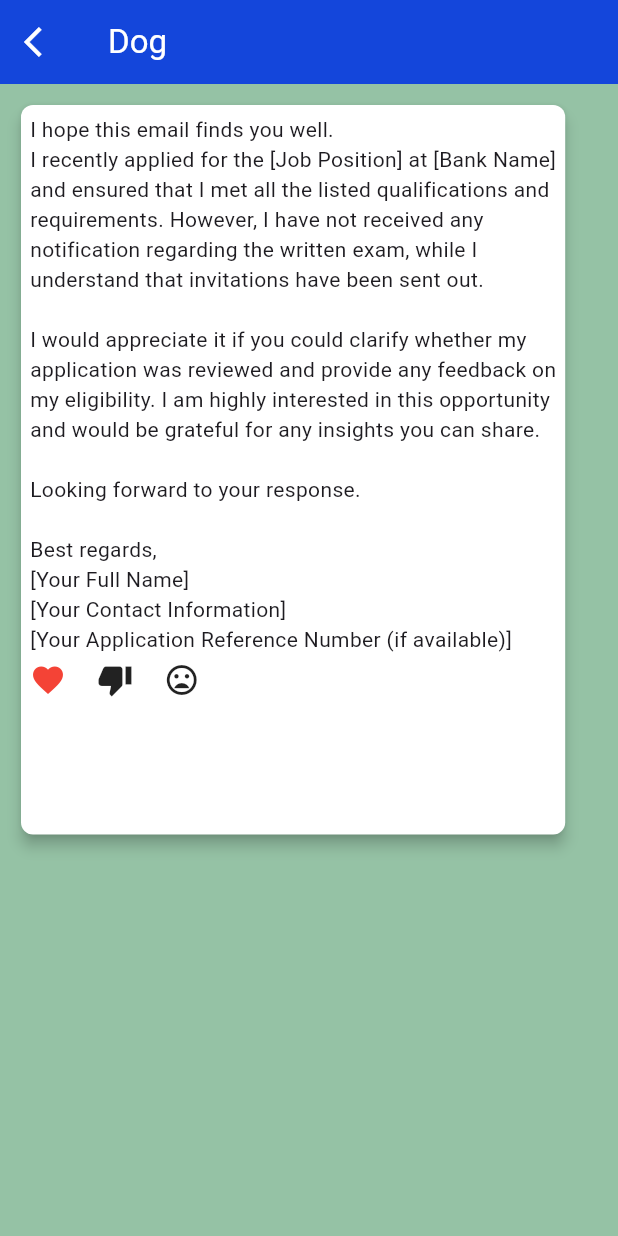
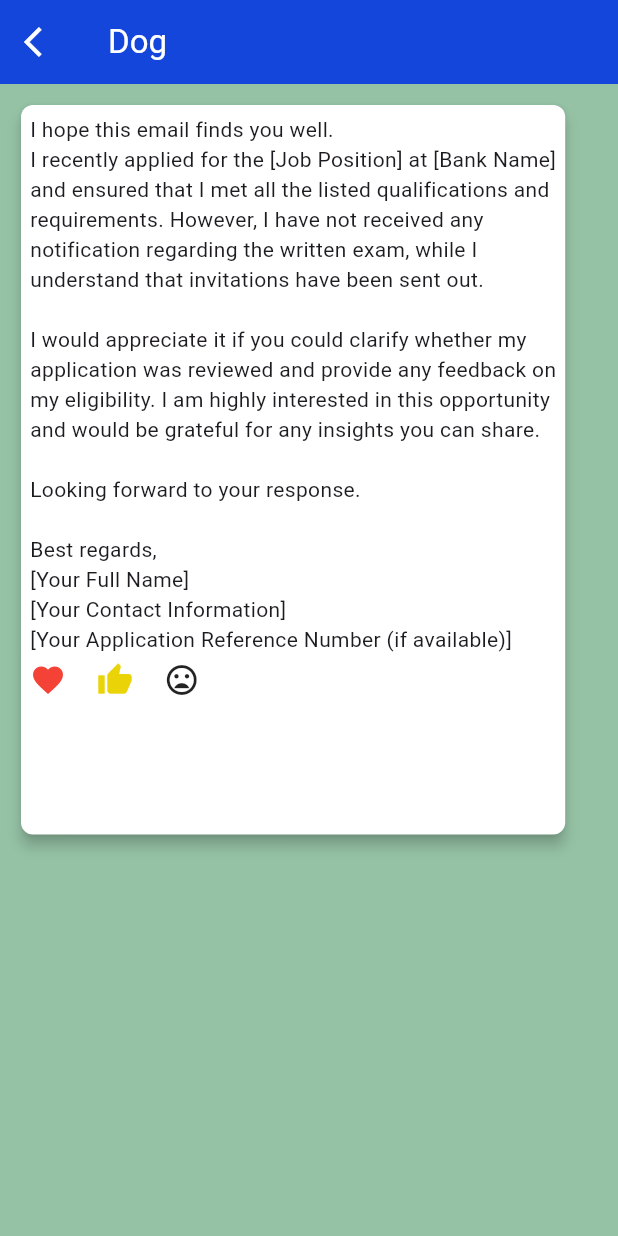
Before and after one commit to fkirewold/rxchip, a Flutter app: the screen it shows after launch, after a tap on "person", after a tap on "animal", after a tap on "Dog", on a phone screen of 412 x 824 dp. Run offline on Flutter 3.47's test engine with Material 3 defaults, Android fonts, the phone set to English and light mode, and no system bars; our stand-ins replace rxdart.

Commit message:
adding reaction for content for card

```diff
--- a/lib/screen/userdetail.dart
+++ b/lib/screen/userdetail.dart
@@ -76,8 +76,10 @@ class _USerBodyState extends State<UserBody> {
                 Text(widget.text),
 
                 Row(
-                  spacing: width*0.05,
-                 children: [ Icon(Icons.favorite,color: Colors.red,),Icon(Icons.thumb_down),Icon(Icons.mood_bad)],
+                 spacing: width*0.05,
+                 children: [ Icon(Icons.favorite,color: Colors.red,),
+                 Icon(Icons.thumb_up,color: const Color.fromARGB(255, 234, 211, 7)
+                 ,),Icon(Icons.mood_bad)],
                 )
               ],
             ),
```
